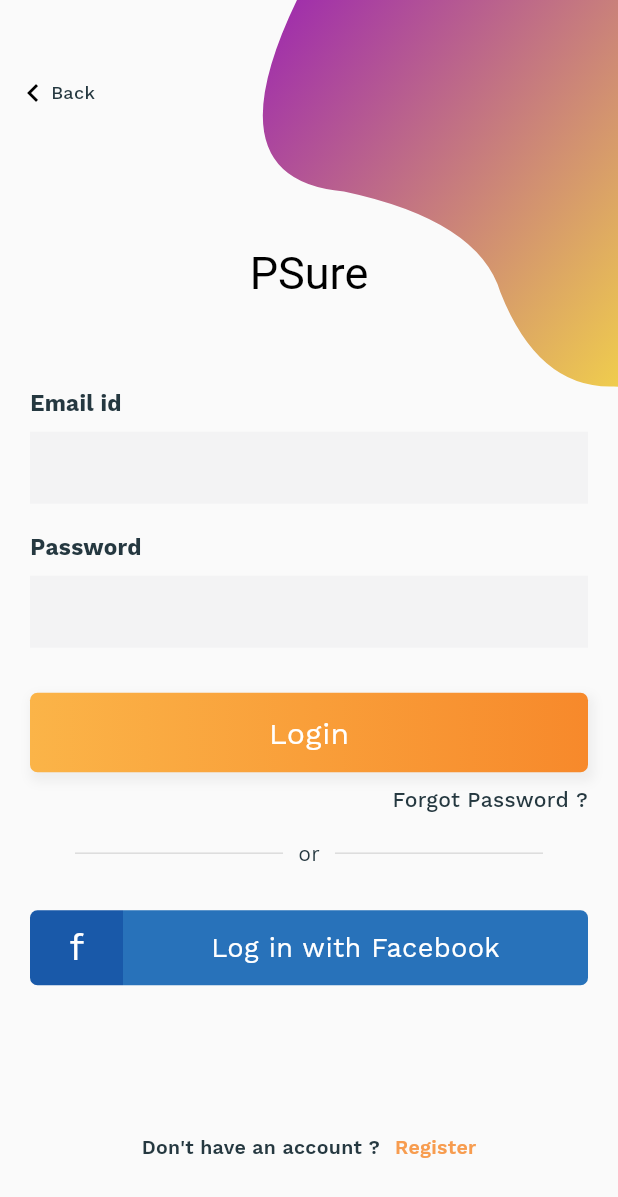
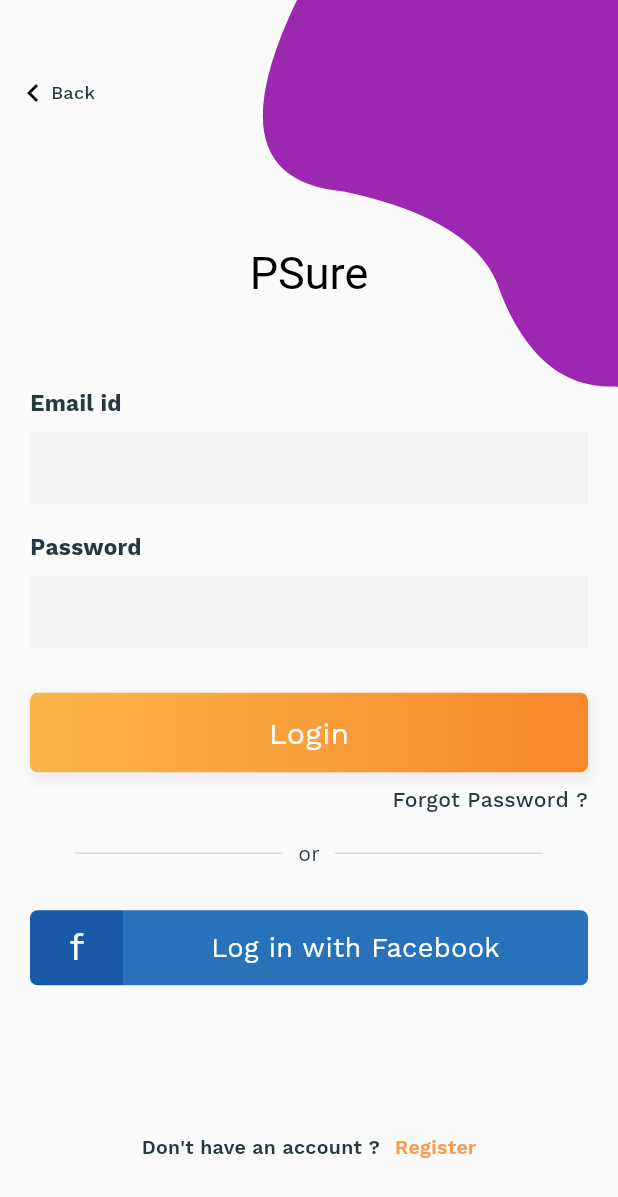
Before and after one commit to abeloha/psure, a Flutter app: the LoginScreen screen opened directly, on a phone screen of 412 x 824 dp. Shown: the top 1197 px of the screen. Run offline on Flutter 3.47's test engine with Material 2 defaults, Android fonts, the phone set to English and light mode, and no system bars.

Commit message:
login screen

```diff
--- a/lib/signup/ui_view/bezier_container.dart
+++ b/lib/signup/ui_view/bezier_container.dart
@@ -21,7 +21,7 @@ class BezierContainer extends StatelessWidget {
               gradient: LinearGradient(
                   begin: Alignment.topCenter,
                   end: Alignment.bottomCenter,
-                  colors: [Colors.purple, Colors.yellow])),
+                  colors: [Colors.purple, Colors.purple])),
         ),
       ),
     ));
```
